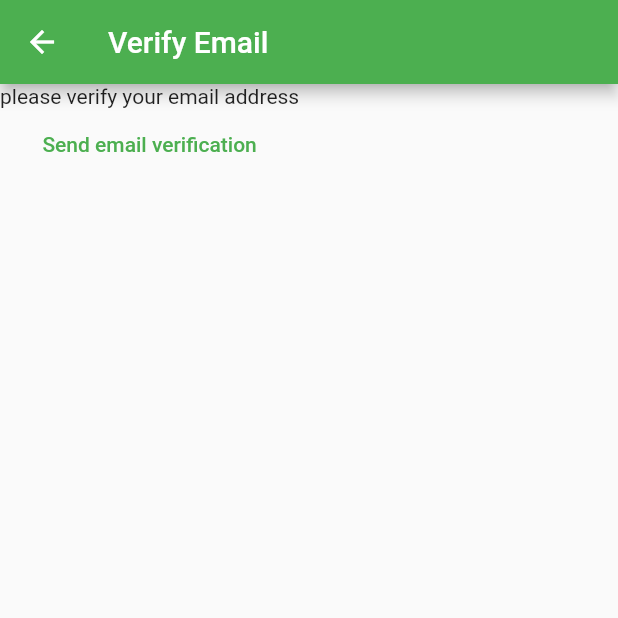
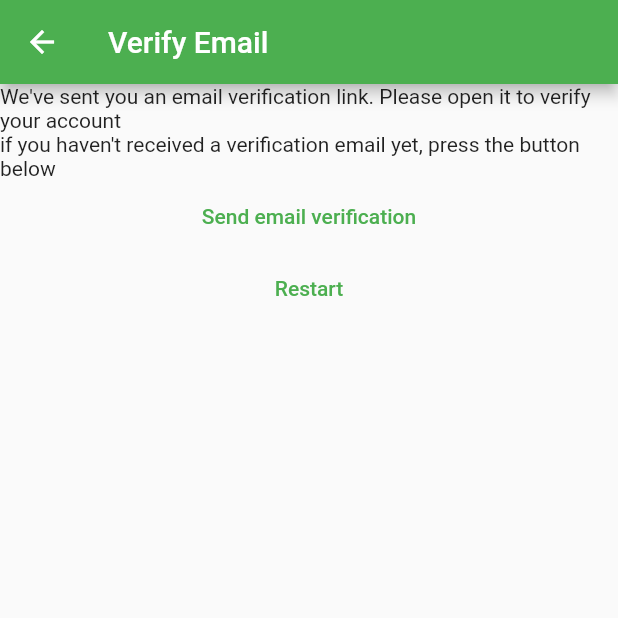
Before and after one commit to jon-cron/mynotes, a Flutter app: the VerifyEmailView screen opened by its route, on a phone screen of 412 x 824 dp, the top half of it. Run offline on Flutter 3.47's test engine with Material 2 defaults, Android fonts, the phone set to English and light mode, and no system bars; our stand-ins replace firebase_auth, firebase_core; accounts and stored records are empty; network calls fail.

Commit message:
debugging route and UI

```diff
--- a/lib/consts/route.dart
+++ b/lib/consts/route.dart
@@ -1,3 +1,4 @@
 const loginRoute = '/login/';
 const registerRoute = '/register/';
 const notesRoute = '/notes/';
+const verifyEmailRoute = '/verify-email/';
--- a/lib/views/verify_email_view.dart
+++ b/lib/views/verify_email_view.dart
@@ -1,5 +1,6 @@
 import 'package:firebase_auth/firebase_auth.dart';
 import 'package:flutter/material.dart';
+import 'package:mynotes/consts/route.dart';
 
 class VerifyEmailView extends StatefulWidget {
   const VerifyEmailView({Key? key}) : super(key: key);
@@ -15,13 +16,28 @@ class _VerifyEmailViewState extends State<VerifyEmailView> {
       appBar: AppBar(title: const Text('Verify Email')),
       body: Column(
         children: [
-          const Text('please verify your email address'),
+          const Text(
+              "We've sent you an email verification link. Please open it to verify your account"),
+          const Text(
+              "if you haven't received a verification email yet, press the button below"),
           TextButton(
             onPressed: () async {
               final user = FirebaseAuth.instance.currentUser;
               await user?.sendEmailVerification();
             },
             child: const Text('Send email verification'),
+          ),
+          TextButton(
+            onPressed: (() async {
+              await FirebaseAuth.instance.signOut();
+              Navigator.of(context).pushNamedAndRemoveUntil(
+                registerRoute,
+                (route) => false,
+              );
+            }),
+            child: const Text(
+              'Restart',
+            ),
           )
         ],
       ),
```
Also changed, not shown: lib/main.dart (+10 -1 lines), lib/views/register_view.dart (+38 -10 lines).
